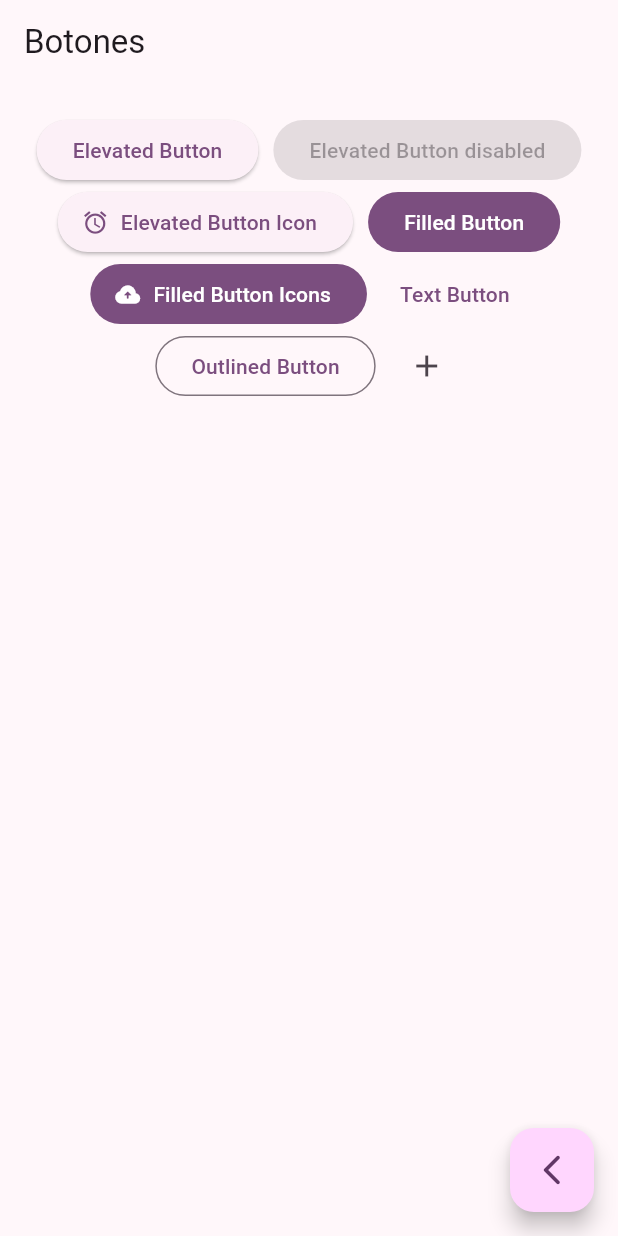
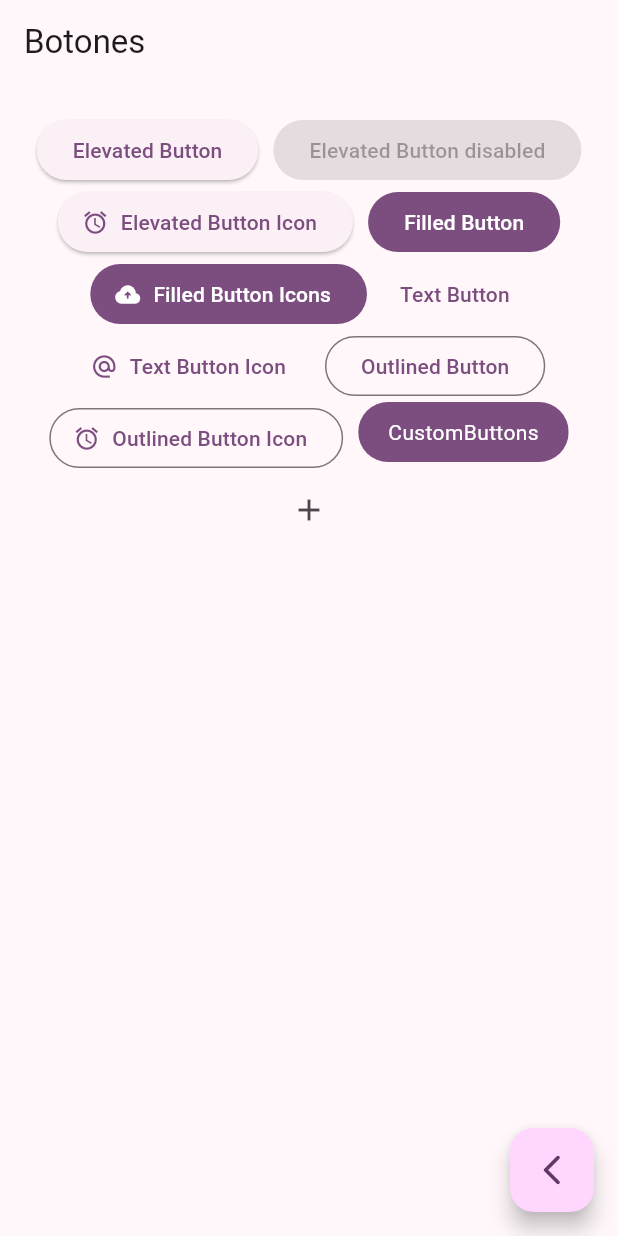
Before and after one commit to abrahamhs/widgets_app, a Flutter app: the ButtonsScreen screen opened by its route, on a phone screen of 412 x 824 dp. Run offline on Flutter 3.47's test engine with Material 3 defaults, Android fonts, the phone set to English and light mode, and no system bars; our stand-ins replace go_router.

Commit message:
Add custom buttons and enhance button layout in ButtonsScreen

```diff
--- a/lib/presentation/screen/buttons/buttons_screen.dart
+++ b/lib/presentation/screen/buttons/buttons_screen.dart
@@ -40,40 +40,85 @@ class _ButtonsView extends StatelessWidget {
               onPressed: () {},
               child: const Text('Elevated Button'),
             ),
+
             ElevatedButton(
               onPressed: null,
               child: const Text('Elevated Button disabled'),
             ),
+
             ElevatedButton.icon(
               onPressed: () {},
               label: const Text('Elevated Button Icon'),
               icon: const Icon(Icons.alarm),
             ),
-            //const SizedBox(width: 8),
+
             FilledButton(
               onPressed:(){},
-              child: const Text('Filled Button')),
+              child: const Text('Filled Button')
+            ),
+
             FilledButton.icon(
               onPressed:(){},
               icon: const Icon(Icons.backup_rounded),
-              label: const Text('Filled Button Icons')),
+              label: const Text('Filled Button Icons')
+              ),
+
             TextButton(
               onPressed: () {},
               child: const Text('Text Button'),
             ),
-            //const SizedBox(width: 8),
+
+            TextButton.icon(
+              onPressed: () {},
+              label: const Text('Text Button Icon'),
+              icon: const Icon(Icons.alternate_email_sharp),
+            ),
+
             OutlinedButton(
               onPressed: () {},
               child: const Text('Outlined Button'),
             ),
-            //const SizedBox(width: 8),
+
+            OutlinedButton.icon(
+              onPressed: () {},
+              label: const Text('Outlined Button Icon'),
+              icon: const Icon(Icons.alarm),
+            ),
+
+            const CustomButtons(),
+
             IconButton(
               onPressed: () {},
               icon: const Icon(Icons.add),
             ),
+
           ],
         ),
       ),
     );
   }
 }
+// Creando un botón personalizado
+class CustomButtons extends StatelessWidget {
+  const CustomButtons({super.key});
+
+  @override
+  Widget build(BuildContext context) {
+
+    final colors = Theme.of(context).colorScheme;
+
+    return ClipRRect(
+      borderRadius: BorderRadius.circular(20),
+      child: Material(
+        color: colors.primary,
+        child: InkWell(
+          onTap: () {},
+          child: Padding(
+            padding: const EdgeInsets.symmetric(horizontal: 20, vertical: 10),
+            child: const Text('CustomButtons', style: TextStyle(color: Colors.white),),
+          ),
+        ),
+      ),
+    );
+  }
+}
--- a/lib/presentation/screen/home/home_screen.dart
+++ b/lib/presentation/screen/home/home_screen.dart
@@ -2,7 +2,7 @@ import 'package:flutter/material.dart';
 import 'package:go_router/go_router.dart';
 import 'package:widgets_app/config/menu/menu_items.dart';
 //import 'package:widgets_app/presentation/screen/cards/cards_screen.dart';
-import 'package:widgets_app/presentation/screen/screens.dart';
+//import 'package:widgets_app/presentation/screen/screens.dart';
 
 class HomeScreen extends StatelessWidget {
   static const String routeName = 'home_screen';
```
